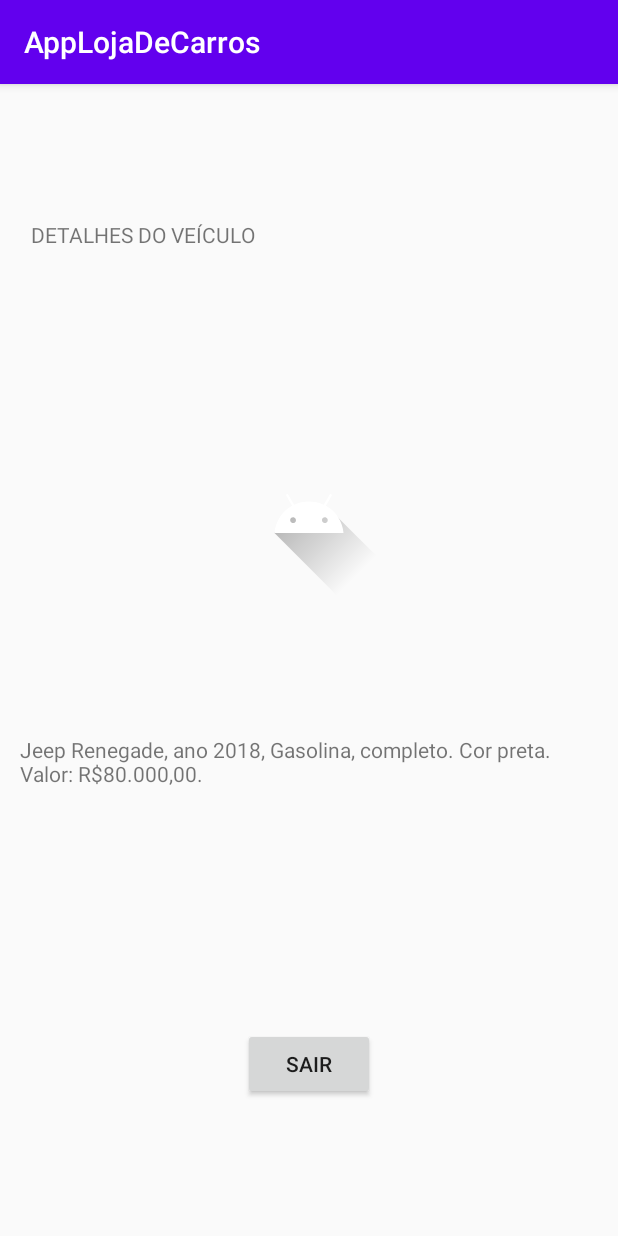
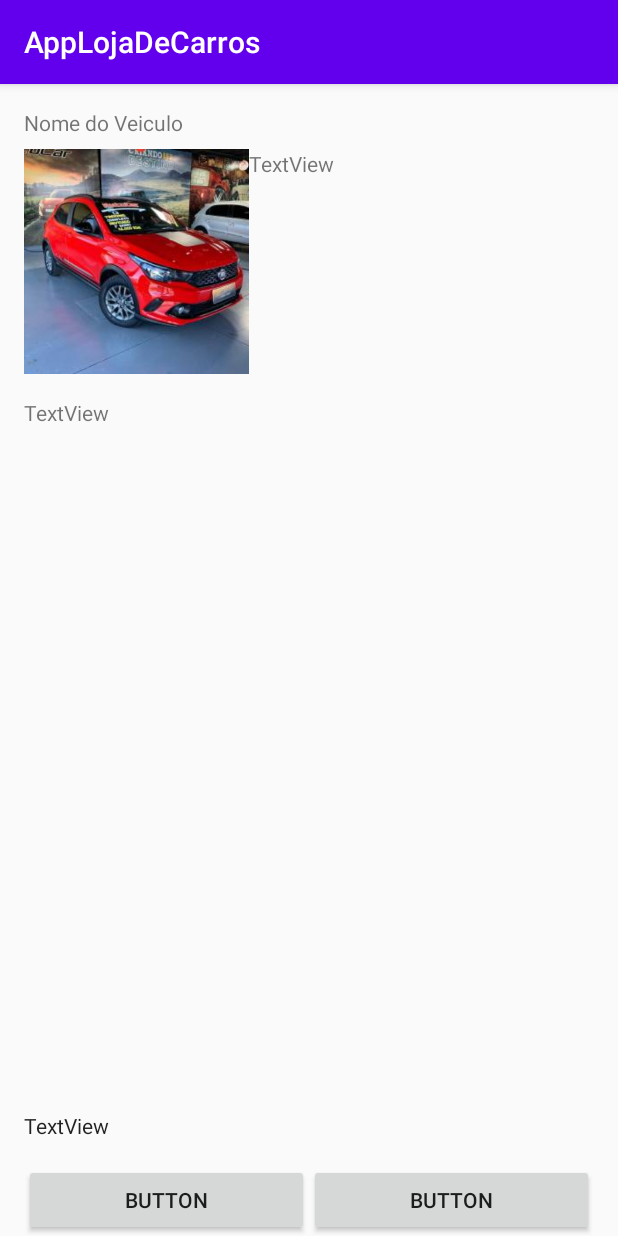
Before and after one commit to vosouza/Android_loja_de_carros, an Android app: the Lista_carros_activity screen opened directly, with no data from a screen before it, after a tap on "VER MAIS", on a phone screen of 412 x 824 dp. Run offline under Robolectric (Android 15) with nearby library versions, the phone set to English and light mode, and no system bars.

Commit message:
layout tela detalhes

```diff
--- a/app/src/main/java/com/brq/applojadecarros/activity/Detalhes_Activity.kt
+++ b/app/src/main/java/com/brq/applojadecarros/activity/Detalhes_Activity.kt
@@ -5,6 +5,7 @@ import androidx.appcompat.app.AppCompatActivity
 import com.brq.applojadecarros.R
 
 class Detalhes_Activity : AppCompatActivity(){
+
     override fun onCreate(savedInstanceState: Bundle?) {
         super.onCreate(savedInstanceState)
         setContentView(R.layout.activity_detalhes)
--- a/app/src/main/java/com/brq/applojadecarros/activity/Lista_carros_activity.kt
+++ b/app/src/main/java/com/brq/applojadecarros/activity/Lista_carros_activity.kt
@@ -38,7 +38,10 @@ class Lista_carros_activity : AppCompatActivity(), ItemClickListener {
     }
 
     override fun onClickItem(view: View?, index: Int) {
-        startActivity(Intent(this, Detalhes_Activity::class.java))
+        Intent(this, Detalhes_Activity::class.java).apply {
+            putExtra("CarId",index)
+            startActivity(this)
+        }
     }
 
     override fun onLongCLickItem(view: View?, index: Int) {
--- a/app/src/main/res/layout/activity_detalhes.xml
+++ b/app/src/main/res/layout/activity_detalhes.xml
@@ -6,46 +6,89 @@
     android:layout_height="match_parent">
 
     <TextView
-        android:id="@+id/textView2"
-        android:layout_width="371dp"
-        android:layout_height="53dp"
-        android:text="DETALHES DO VEÍCULO"
-        app:layout_constraintBottom_toTopOf="@+id/imageView"
+        android:id="@+id/txt_nome_veiculo"
+        android:layout_width="0dp"
+        android:layout_height="wrap_content"
+        android:layout_marginStart="16dp"
+        android:layout_marginTop="16dp"
+        android:layout_marginEnd="16dp"
+        android:text="Nome do Veiculo"
         app:layout_constraintEnd_toEndOf="parent"
-        app:layout_constraintHorizontal_bias="0.5"
         app:layout_constraintStart_toStartOf="parent"
         app:layout_constraintTop_toTopOf="parent" />
 
     <ImageView
-        android:id="@+id/imageView"
-        android:layout_width="wrap_content"
-        android:layout_height="wrap_content"
-        app:layout_constraintBottom_toTopOf="@+id/textView3"
-        app:layout_constraintEnd_toEndOf="parent"
-        app:layout_constraintHorizontal_bias="0.5"
-        app:layout_constraintStart_toStartOf="parent"
-        app:layout_constraintTop_toBottomOf="@+id/textView2"
-        app:srcCompat="@drawable/ic_launcher_foreground" />
+        android:id="@+id/imagem_car"
+        android:layout_width="150dp"
+        android:layout_height="150dp"
+        android:layout_marginTop="8dp"
+        android:layout_weight="1"
+        app:layout_constraintStart_toStartOf="@+id/txt_nome_veiculo"
+        app:layout_constraintTop_toBottomOf="@+id/txt_nome_veiculo"
+        app:srcCompat="@drawable/argo" />
 
     <TextView
         android:id="@+id/textView3"
-        android:layout_width="385dp"
-        android:layout_height="104dp"
-        android:text="Jeep Renegade, ano 2018, Gasolina, completo. Cor preta. Valor: R$80.000,00."
-        app:layout_constraintBottom_toTopOf="@+id/button3"
+        android:layout_width="0dp"
+        android:layout_height="0dp"
+        android:text="TextView"
+        app:layout_constraintBottom_toBottomOf="@+id/imagem_car"
+        app:layout_constraintEnd_toEndOf="@+id/txt_nome_veiculo"
+        app:layout_constraintStart_toEndOf="@+id/imagem_car"
+        app:layout_constraintTop_toTopOf="@+id/imagem_car" />
+
+    <TextView
+        android:id="@+id/textView5"
+        android:layout_width="0dp"
+        android:layout_height="0dp"
+        android:layout_marginStart="16dp"
+        android:layout_marginTop="16dp"
+        android:layout_marginEnd="16dp"
+        android:layout_marginBottom="16dp"
+        android:text="TextView"
+        app:layout_constraintBottom_toTopOf="@+id/textView6"
         app:layout_constraintEnd_toEndOf="parent"
-        app:layout_constraintHorizontal_bias="0.5"
+        app:layout_constraintHorizontal_bias="1.0"
         app:layout_constraintStart_toStartOf="parent"
-        app:layout_constraintTop_toBottomOf="@+id/imageView" />
+        app:layout_constraintTop_toBottomOf="@+id/imagem_car" />
 
-    <Button
-        android:id="@+id/button3"
-        android:layout_width="wrap_content"
+    <LinearLayout
+        android:id="@+id/linearLayout2"
+        android:layout_width="0dp"
         android:layout_height="wrap_content"
-        android:text="Sair"
+        android:layout_marginStart="16dp"
+        android:layout_marginEnd="16dp"
+        android:orientation="horizontal"
         app:layout_constraintBottom_toBottomOf="parent"
         app:layout_constraintEnd_toEndOf="parent"
-        app:layout_constraintHorizontal_bias="0.5"
-        app:layout_constraintStart_toStartOf="parent"
-        app:layout_constraintTop_toBottomOf="@+id/textView3" />
+        app:layout_constraintStart_toStartOf="parent">
+
+        <Button
+            android:id="@+id/button5"
+            android:layout_width="wrap_content"
+            android:layout_height="wrap_content"
+            android:layout_weight="1"
+            android:text="Button" />
+
+        <Button
+            android:id="@+id/button6"
+            android:layout_width="wrap_content"
+            android:layout_height="wrap_content"
+            android:layout_weight="1"
+            android:text="Button" />
+    </LinearLayout>
+
+    <TextView
+        android:id="@+id/textView6"
+        android:layout_width="0dp"
+        android:layout_height="wrap_content"
+        android:layout_marginStart="16dp"
+        android:layout_marginEnd="16dp"
+        android:layout_marginBottom="16dp"
+        android:text="TextView"
+        android:textAppearance="@style/TextAppearance.AppCompat.Body1"
+        app:layout_constraintBottom_toTopOf="@+id/linearLayout2"
+        app:layout_constraintEnd_toEndOf="parent"
+        app:layout_constraintStart_toStartOf="parent" />
+
 </androidx.constraintlayout.widget.ConstraintLayout>
```
